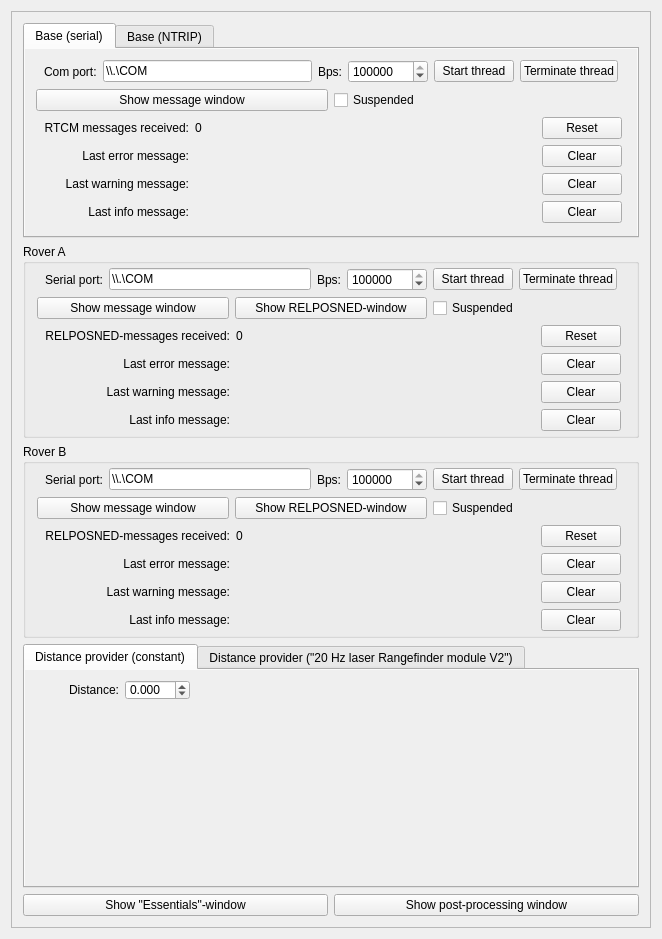
Old version of the form mainwindow.ui in the repository GNSS-Stylist/GNSS-Stylus.
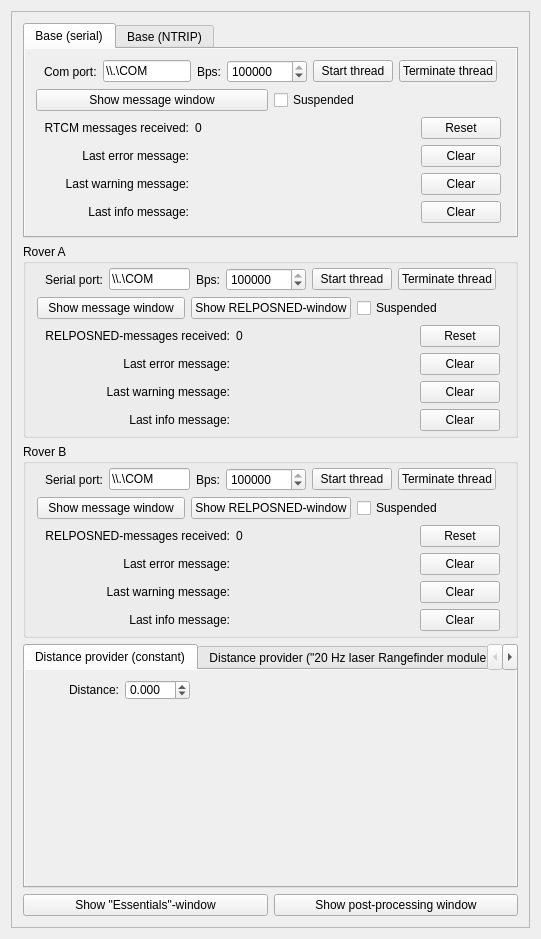
New version of the form.

Patch:
```diff
--- a/mainwindow.ui
+++ b/mainwindow.ui
@@ -6,7 +6,7 @@
    <rect>
     <x>0</x>
     <y>0</y>
-    <width>662</width>
+    <width>541</width>
     <height>939</height>
    </rect>
   </property>
@@ -25,7 +25,7 @@
         <rect>
          <x>0</x>
          <y>0</y>
-         <width>642</width>
+         <width>521</width>
          <height>919</height>
         </rect>
        </property>
```
Left out of the diff: 4 changed lines with no effect on the pictures.
